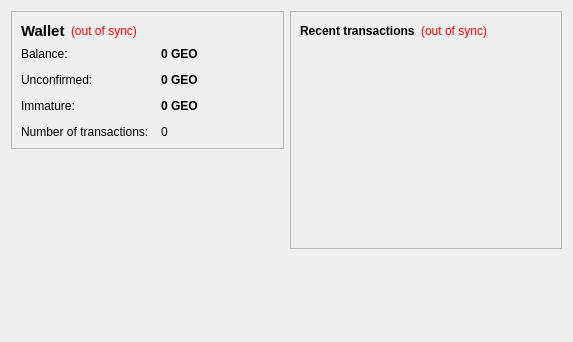
The window that src/qt/forms/overviewpage.ui (iamdavidfrancis/snekcoin) describes before a commit, drawn with Qt 5.
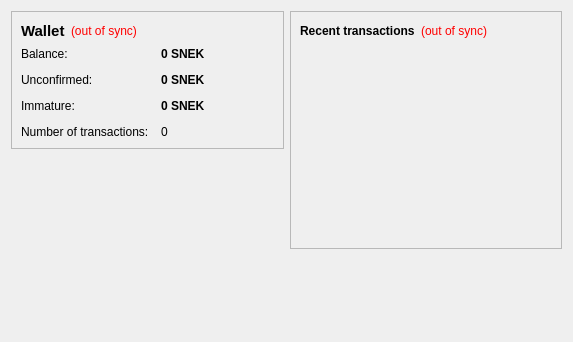
The same window after the commit.

```diff
--- a/src/qt/forms/overviewpage.ui
+++ b/src/qt/forms/overviewpage.ui
@@ -105,7 +105,7 @@
              <string>Your current balance</string>
             </property>
             <property name="text">
-             <string notr="true">0 GEO</string>
+             <string notr="true">0 SNEK</string>
             </property>
             <property name="textInteractionFlags">
              <set>Qt::LinksAccessibleByMouse|Qt::TextSelectableByKeyboard|Qt::TextSelectableByMouse</set>
@@ -134,7 +134,7 @@
              <string>Total of transactions that have yet to be confirmed, and do not yet count toward the current balance</string>
             </property>
             <property name="text">
-             <string notr="true">0 GEO</string>
+             <string notr="true">0 SNEK</string>
             </property>
             <property name="textInteractionFlags">
              <set>Qt::LinksAccessibleByMouse|Qt::TextSelectableByKeyboard|Qt::TextSelectableByMouse</set>
@@ -177,7 +177,7 @@
              <string>Mined balance that has not yet matured</string>
             </property>
             <property name="text">
-             <string notr="true">0 GEO</string>
+             <string notr="true">0 SNEK</string>
             </property>
             <property name="textInteractionFlags">
              <set>Qt::LinksAccessibleByMouse|Qt::TextSelectableByKeyboard|Qt::TextSelectableByMouse</set>
```
